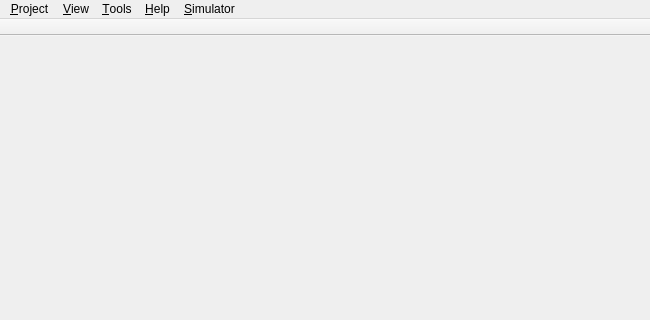
This is src/gui/formmain.ui in BuildmLearn/BuildmLearn-Toolkit as Qt 5 draws it before an edit; both pictures show x 0 to 650 and y 0 to 320 of the 650 by 600 pixel window. The edited form follows.
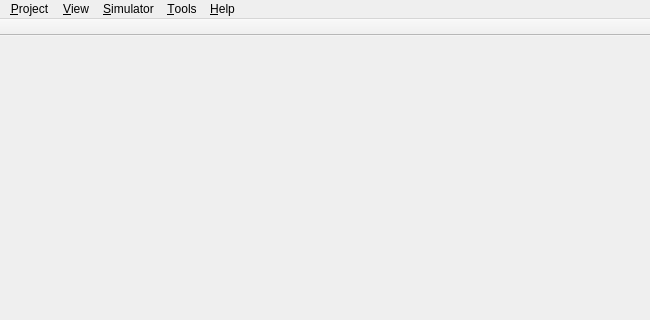
This is the edited form.

What changed in the file:
```diff
--- a/src/gui/formmain.ui
+++ b/src/gui/formmain.ui
@@ -77,9 +77,9 @@
    </widget>
    <addaction name="m_menuProject"/>
    <addaction name="m_menuView"/>
+   <addaction name="menu_Simulator"/>
    <addaction name="m_menuTools"/>
    <addaction name="m_menuHelp"/>
-   <addaction name="menu_Simulator"/>
   </widget>
   <widget class="QToolBar" name="m_toolBar">
    <property name="movable">
```
